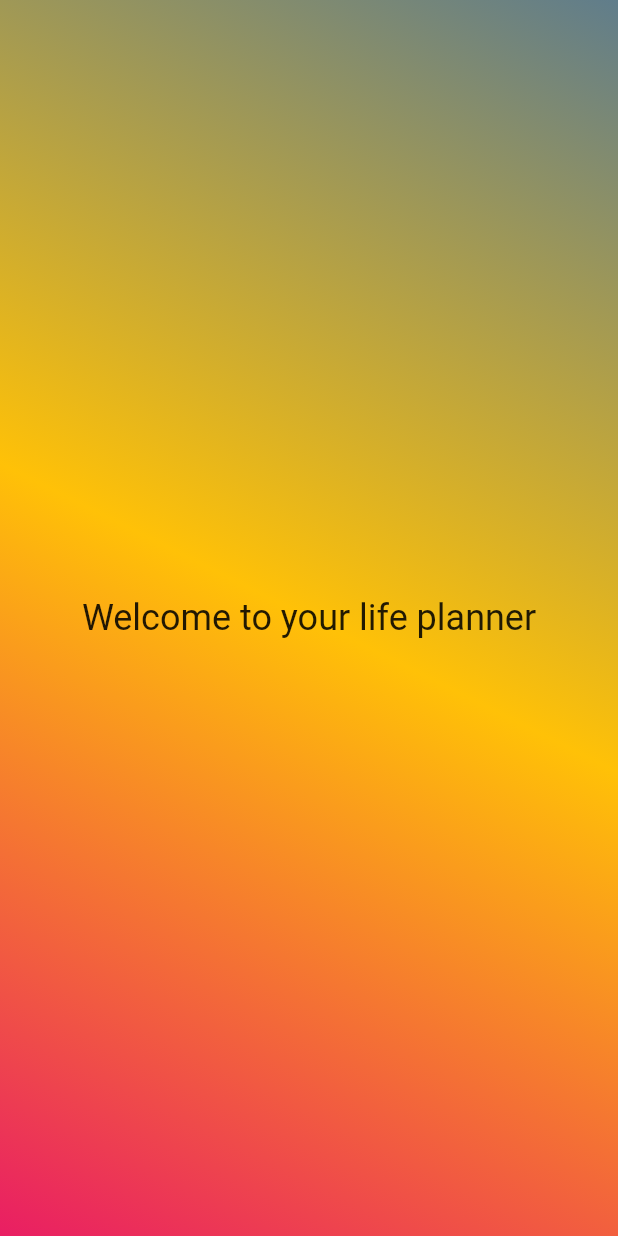
After one commit to Hector-SaTe/year_planner, a Flutter app: the first screen one second after launch, on a phone screen of 412 x 824 dp. The commit adds this screen. Run offline on Flutter 3.47's test engine with Material 2 defaults, Android fonts, the phone set to English and light mode, and no system bars; our stand-ins replace firebase_core, firebase_database, flutter_hooks, hooks_riverpod, table_calendar; accounts and stored records are empty.

Commit message:
splash and home screen

```diff
--- a/lib/database/data_models.dart
+++ b/lib/database/data_models.dart
@@ -70,7 +70,6 @@ class TimePeriodList extends StateNotifier<List<TimePeriod>> {
 
   /// This function notifies listeners (rebuilds)
   void removeItem(String id) {
-    //state.removeWhere((item) => item.id == id);
     state = state.where((item) => item.id != id).toList();
   }
 }
--- a/lib/providers.dart
+++ b/lib/providers.dart
@@ -40,7 +40,6 @@ final saveManagerProvider = Provider<SaveManager>(((ref) {
 /// Global data provider
 final periodListProvider =
     StateNotifierProvider<TimePeriodList, List<TimePeriod>>(((ref) {
-  // final savedList = await ref.watch(savedPeriodProvider.future);
   final database = ref.watch(firebaseInstanceProvider);
   final saveManager = ref.watch(saveManagerProvider);
 
@@ -61,5 +60,5 @@ final periodListProvider =
   return timePeriodList;
 }));
 
-final currentItemId = Provider<String>((ref) => throw UnimplementedError());
-final selectedItemId = StateProvider<String>((_) => "");
+final selectedPeriod =
+    Provider<TimePeriod>((ref) => throw UnimplementedError());
--- /dev/null
+++ b/lib/screens/splash.dart
@@ -0,0 +1,42 @@
+import 'package:flutter/material.dart';
+import 'package:year_planner/main.dart';
+
+class Splash extends StatefulWidget {
+  const Splash({Key? key}) : super(key: key);
+
+  @override
+  State<Splash> createState() => _SplashState();
+}
+
+class _SplashState extends State<Splash> {
+  @override
+  void initState() {
+    _navigateHome();
+    super.initState();
+  }
+
+  void _navigateHome() async {
+    await Future.delayed(const Duration(milliseconds: 2000));
+    Navigator.pushReplacement(
+        context, MaterialPageRoute(builder: ((_) => const MyHomePage())));
+  }
+
+  @override
+  Widget build(BuildContext context) {
+    return Material(
+      child: Container(
+        decoration: const BoxDecoration(
+            gradient: LinearGradient(
+                begin: Alignment.topRight,
+                end: Alignment.bottomLeft,
+                colors: [Colors.blueGrey, Colors.amber, Colors.pink])),
+        //color: Colors.amber,
+        child: Center(
+            child: Text(
+          "Welcome to your life planner",
+          style: Theme.of(context).textTheme.headlineSmall,
+        )),
+      ),
+    );
+  }
+}
```
Also changed, not shown: lib/main.dart (+22 -92 lines), lib/screens/home_period.dart (added, +85 -0 lines), lib/screens/show_period.dart (+19 -33 lines).
